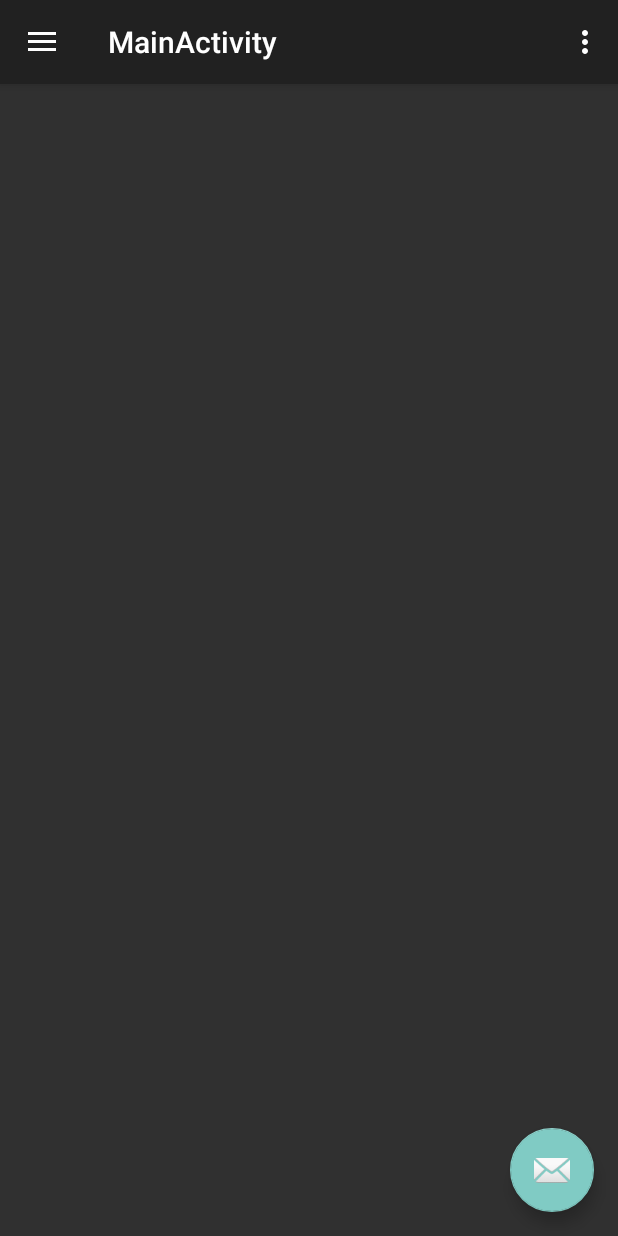
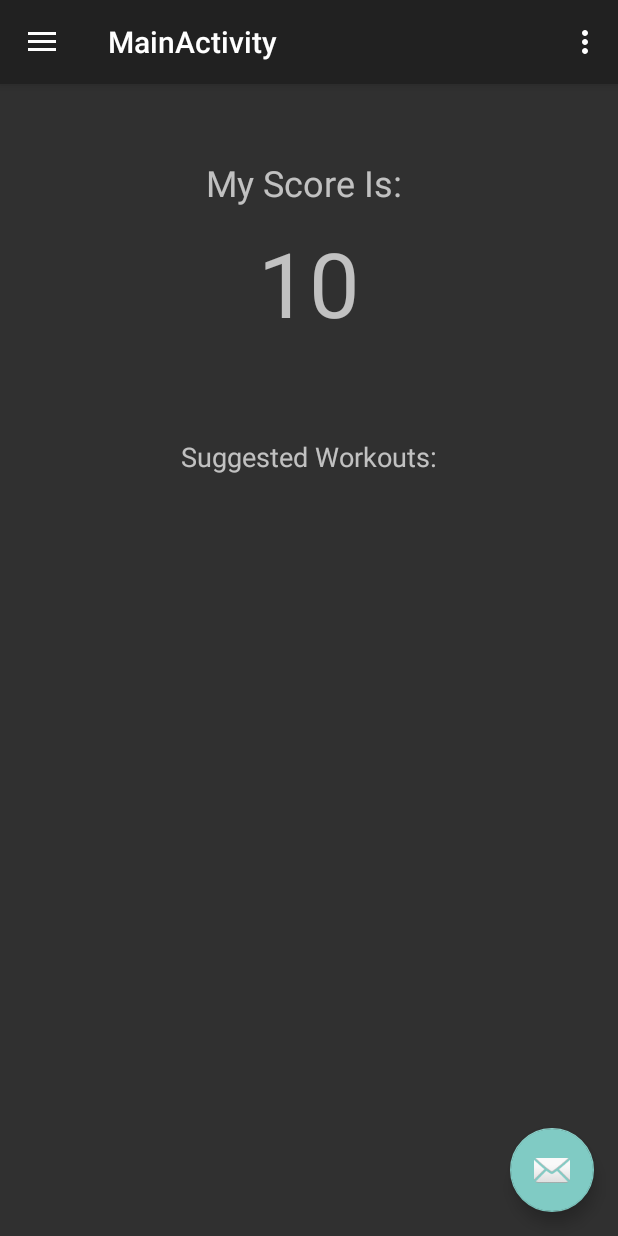
Before and after one commit to NilsBacke/Ursa, an Android app: the MainActivity screen opened directly, with no data from a screen before it, on a phone screen of 412 x 824 dp. Run offline under Robolectric (Android 15) with nearby library versions, the phone set to English and light mode, and no system bars; 2 statements that could not run were skipped.

Commit message:
nav drawer

```diff
--- a/ParseStarterProject/src/main/AndroidManifest.xml
+++ b/ParseStarterProject/src/main/AndroidManifest.xml
@@ -43,7 +43,8 @@
         <activity
             android:name=".MainActivity"
             android:label="@string/title_activity_main"
-            android:theme="@style/AppTheme"></activity>
+            android:theme="@style/AppTheme" />
+        <activity android:name=".SkillsActivity"></activity>
     </application>
 
 </manifest>
--- a/ParseStarterProject/src/main/java/com/parse/starter/BaseLineDisplayActivity.java
+++ b/ParseStarterProject/src/main/java/com/parse/starter/BaseLineDisplayActivity.java
@@ -16,7 +16,7 @@ public class BaseLineDisplayActivity extends AppCompatActivity {
         setContentView(R.layout.activity_base_line_display);
 
         TextView baselineTextView = (TextView) findViewById(R.id.baselineText);
-        baselineTextView.setText(Double.toString(Math.round((Double) ParseUser.getCurrentUser().get("baseline")*1000.0)/1000.0));
+        baselineTextView.setText(Double.toString((Double) ParseUser.getCurrentUser().get("baseline")));
     }
 
     public void startButton(View view) {
--- a/ParseStarterProject/src/main/res/layout/content_main.xml
+++ b/ParseStarterProject/src/main/res/layout/content_main.xml
@@ -8,4 +8,34 @@
     tools:context="com.parse.starter.MainActivity"
     tools:showIn="@layout/app_bar_main">
 
+    <TextView
+        android:layout_width="wrap_content"
+        android:layout_height="wrap_content"
+        android:layout_alignParentTop="true"
+        android:layout_centerHorizontal="true"
+        android:layout_marginTop="49dp"
+        android:text="My Score Is: "
+        android:textSize="24sp"
+        android:id="@+id/textView5" />
+
+    <TextView
+        android:id="@+id/myScoreText"
+        android:layout_width="wrap_content"
+        android:layout_height="wrap_content"
+        android:layout_below="@+id/textView5"
+        android:layout_centerHorizontal="true"
+        android:text="10"
+        android:textAllCaps="false"
+        android:textSize="60sp"
+        android:padding="10dp"/>
+
+    <TextView
+        android:id="@+id/textView6"
+        android:layout_width="wrap_content"
+        android:layout_height="wrap_content"
+        android:layout_below="@+id/myScoreText"
+        android:layout_centerHorizontal="true"
+        android:layout_marginTop="53dp"
+        android:text="Suggested Workouts:"
+        android:textSize="18sp" />
 </RelativeLayout>
--- a/ParseStarterProject/src/main/res/menu/activity_main2_drawer.xml
+++ b/ParseStarterProject/src/main/res/menu/activity_main2_drawer.xml
@@ -3,34 +3,38 @@
 
     <group android:checkableBehavior="single">
         <item
-            android:id="@+id/nav_camera"
-            android:icon="@drawable/ic_menu_camera"
-            android:title="Import" />
+            android:id="@+id/nav_home"
+            android:icon="@android:drawable/ic_menu_mylocation"
+            android:title="Home" />
         <item
-            android:id="@+id/nav_gallery"
-            android:icon="@drawable/ic_menu_gallery"
-            android:title="Gallery" />
+            android:id="@+id/nav_social"
+            android:icon="@android:drawable/ic_menu_share"
+            android:title="Social" />
         <item
-            android:id="@+id/nav_slideshow"
-            android:icon="@drawable/ic_menu_slideshow"
-            android:title="Slideshow" />
+            android:id="@+id/nav_skills"
+            android:icon="@android:drawable/ic_menu_today"
+            android:title="Skills" />
         <item
-            android:id="@+id/nav_manage"
-            android:icon="@drawable/ic_menu_manage"
-            android:title="Tools" />
+            android:id="@+id/nav_personal"
+            android:icon="@android:drawable/ic_menu_manage"
+            android:title="Personal" />
+        <item
+            android:id="@+id/nav_settings"
+            android:icon="@android:drawable/ic_lock_idle_lock"
+            android:title="Settings" />
     </group>
 
-    <item android:title="Communicate">
-        <menu>
-            <item
-                android:id="@+id/nav_share"
-                android:icon="@drawable/ic_menu_share"
-                android:title="Share" />
-            <item
-                android:id="@+id/nav_send"
-                android:icon="@drawable/ic_menu_send"
-                android:title="Send" />
-        </menu>
-    </item>
+    <!--<item android:title="Communicate">-->
+        <!--<menu>-->
+            <!--<item-->
+                <!--android:id="@+id/nav_share"-->
+                <!--android:icon="@drawable/ic_menu_share"-->
+                <!--android:title="Share" />-->
+            <!--<item-->
+                <!--android:id="@+id/nav_send"-->
+                <!--android:icon="@drawable/ic_menu_send"-->
+                <!--android:title="Send" />-->
+        <!--</menu>-->
+    <!--</item>-->
 
 </menu>
```
Also changed, not shown: ParseStarterProject/src/main/java/com/parse/starter/EnterInformationActivity.java (+6 -1 lines), ParseStarterProject/src/main/java/com/parse/starter/MainActivity.java (+14 -8 lines), ParseStarterProject/src/main/java/com/parse/starter/SkillsActivity.java (added, +13 -0 lines), ParseStarterProject/src/main/res/layout/activity_skills.xml (added, +9 -0 lines).
